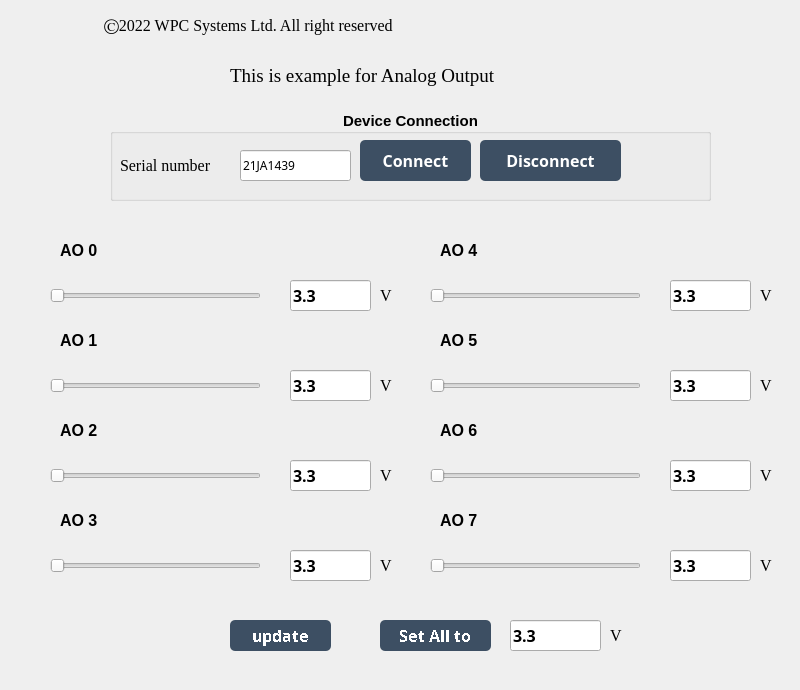
Qt form Examples/GUI/AIO/Example_analog_output/UI_design/example_GUI_Analog_Output.ui (WPC-Systems-Ltd/WPC_Python_driver_release) before a commit.
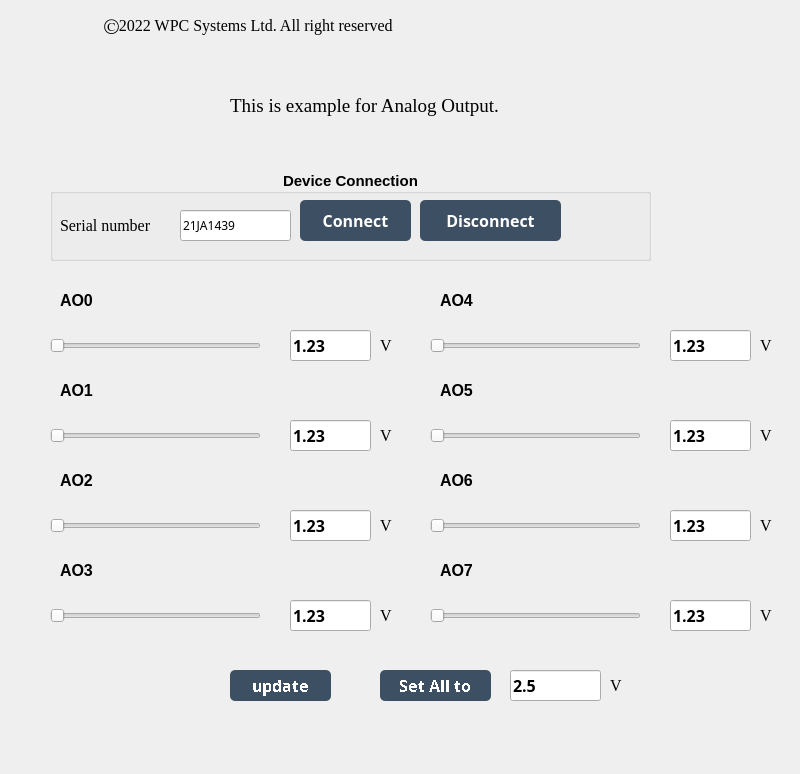
The same form after that commit. Icons and pictures are not drawn.

Commit message: Update AO GUI example code

What changed in the file:
```diff
--- a/Examples/GUI/AIO/Example_analog_output/UI_design/example_GUI_Analog_Output.ui
+++ b/Examples/GUI/AIO/Example_analog_output/UI_design/example_GUI_Analog_Output.ui
@@ -7,7 +7,7 @@
     <x>0</x>
     <y>0</y>
     <width>800</width>
-    <height>690</height>
+    <height>774</height>
    </rect>
   </property>
   <property name="windowTitle">
@@ -56,7 +56,7 @@
     <property name="geometry">
      <rect>
       <x>230</x>
-      <y>60</y>
+      <y>90</y>
       <width>351</width>
       <height>31</height>
      </rect>
@@ -68,14 +68,14 @@
      </font>
     </property>
     <property name="text">
-     <string>This is example for Analog Output</string>
+     <string>This is example for Analog Output.</string>
     </property>
    </widget>
    <widget class="QLineEdit" name="lineEdit0">
     <property name="geometry">
      <rect>
       <x>290</x>
-      <y>280</y>
+      <y>330</y>
       <width>81</width>
       <height>31</height>
      </rect>
@@ -89,14 +89,14 @@
      </font>
     </property>
     <property name="text">
-     <string>3.3</string>
+     <string>1.23</string>
     </property>
    </widget>
    <widget class="QLabel" name="label0">
     <property name="geometry">
      <rect>
       <x>60</x>
-      <y>240</y>
+      <y>290</y>
       <width>61</width>
       <height>21</height>
      </rect>
@@ -109,14 +109,14 @@
      </font>
     </property>
     <property name="text">
-     <string>AO 0</string>
+     <string>AO0</string>
     </property>
    </widget>
    <widget class="QSlider" name="horizontalSlider0">
     <property name="geometry">
      <rect>
       <x>50</x>
-      <y>280</y>
+      <y>330</y>
       <width>211</width>
       <height>31</height>
      </rect>
@@ -129,7 +129,7 @@
     <property name="geometry">
      <rect>
       <x>50</x>
-      <y>370</y>
+      <y>420</y>
       <width>211</width>
       <height>31</height>
      </rect>
@@ -142,7 +142,7 @@
     <property name="geometry">
      <rect>
       <x>60</x>
-      <y>330</y>
+      <y>380</y>
       <width>61</width>
       <height>21</height>
      </rect>
@@ -155,14 +155,14 @@
      </font>
     </property>
     <property name="text">
-     <string>AO 1</string>
+     <string>AO1</string>
     </property>
    </widget>
    <widget class="QLineEdit" name="lineEdit1">
     <property name="geometry">
      <rect>
       <x>290</x>
-      <y>370</y>
+      <y>420</y>
       <width>81</width>
       <height>31</height>
      </rect>
@@ -176,14 +176,14 @@
      </font>
     </property>
     <property name="text">
-     <string>3.3</string>
+     <string>1.23</string>
     </property>
    </widget>
    <widget class="QLineEdit" name="lineEdit2">
     <property name="geometry">
      <rect>
       <x>290</x>
-      <y>460</y>
+      <y>510</y>
       <width>81</width>
       <height>31</height>
      </rect>
@@ -197,14 +197,14 @@
      </font>
     </property>
     <property name="text">
-     <string>3.3</string>
+     <string>1.23</string>
     </property>
    </widget>
    <widget class="QLabel" name="label2">
     <property name="geometry">
      <rect>
       <x>60</x>
-      <y>420</y>
+      <y>470</y>
       <width>61</width>
       <height>21</height>
      </rect>
@@ -217,14 +217,14 @@
      </font>
     </property>
     <property name="text">
-     <string>AO 2</string>
+     <string>AO2</string>
     </property>
    </widget>
    <widget class="QSlider" name="horizontalSlider2">
     <property name="geometry">
      <rect>
       <x>50</x>
-      <y>460</y>
+      <y>510</y>
       <width>211</width>
       <height>31</height>
      </rect>
@@ -237,7 +237,7 @@
     <property name="geometry">
      <rect>
       <x>50</x>
-      <y>550</y>
+      <y>600</y>
       <width>211</width>
       <height>31</height>
      </rect>
@@ -250,7 +250,7 @@
     <property name="geometry">
      <rect>
       <x>60</x>
-      <y>510</y>
+      <y>560</y>
       <width>61</width>
       <height>21</height>
      </rect>
@@ -263,14 +263,14 @@
      </font>
     </property>
     <property name="text">
-     <string>AO 3</string>
+     <string>AO3</string>
     </property>
    </widget>
    <widget class="QLineEdit" name="lineEdit3">
     <property name="geometry">
      <rect>
       <x>290</x>
-      <y>550</y>
+      <y>600</y>
       <width>81</width>
       <height>31</height>
      </rect>
@@ -284,14 +284,14 @@
      </font>
     </property>
     <property name="text">
-     <string>3.3</string>
+     <string>1.23</string>
     </property>
    </widget>
    <widget class="QLineEdit" name="lineEdit7">
     <property name="geometry">
      <rect>
       <x>670</x>
-      <y>550</y>
+      <y>600</y>
       <width>81</width>
       <height>31</height>
      </rect>
@@ -305,14 +305,14 @@
      </font>
     </property>
     <property name="text">
-     <string>3.3</string>
+     <string>1.23</string>
     </property>
    </widget>
    <widget class="QSlider" name="horizontalSlider6">
     <property name="geometry">
      <rect>
       <x>430</x>
-      <y>460</y>
+      <y>510</y>
       <width>211</width>
       <height>31</height>
      </rect>
@@ -325,7 +325,7 @@
     <property name="geometry">
      <rect>
       <x>440</x>
-      <y>240</y>
+      <y>290</y>
       <width>51</width>
       <height>21</height>
      </rect>
@@ -338,14 +338,14 @@
      </font>
     </property>
     <property name="text">
-     <string>AO 4</string>
+     <string>AO4</string>
     </property>
    </widget>
    <widget class="QLabel" name="label6">
     <property name="geometry">
      <rect>
       <x>440</x>
-      <y>420</y>
+      <y>470</y>
       <width>51</width>
       <height>21</height>
      </rect>
@@ -358,14 +358,14 @@
      </font>
     </property>
     <property name="text">
-     <string>AO 6</string>
+     <string>AO6</string>
     </property>
    </widget>
    <widget class="QLineEdit" name="lineEdit4">
     <property name="geometry">
      <rect>
       <x>670</x>
-      <y>280</y>
+      <y>330</y>
       <width>81</width>
       <height>31</height>
      </rect>
@@ -379,14 +379,14 @@
      </font>
     </property>
     <property name="text">
-     <string>3.3</string>
+     <string>1.23</string>
     </property>
    </widget>
    <widget class="QSlider" name="horizontalSlider4">
     <property name="geometry">
      <rect>
       <x>430</x>
-      <y>280</y>
+      <y>330</y>
       <width>211</width>
       <height>31</height>
      </rect>
@@ -399,7 +399,7 @@
     <property name="geometry">
      <rect>
       <x>670</x>
-      <y>460</y>
+      <y>510</y>
       <width>81</width>
       <height>31</height>
      </rect>
@@ -413,14 +413,14 @@
      </font>
     </property>
     <property name="text">
-     <string>3.3</string>
+     <string>1.23</string>
     </property>
    </widget>
    <widget class="QLabel" name="label5">
     <property name="geometry">
      <rect>
       <x>440</x>
-      <y>330</y>
+      <y>380</y>
       <width>51</width>
       <height>21</height>
      </rect>
@@ -433,14 +433,14 @@
      </font>
     </property>
     <property name="text">
-     <string>AO 5</string>
+     <string>AO5</string>
     </property>
    </widget>
    <widget class="QLineEdit" name="lineEdit5">
     <property name="geometry">
      <rect>
       <x>670</x>
-      <y>370</y>
+      <y>420</y>
       <width>81</width>
       <height>31</height>
      </rect>
@@ -454,14 +454,14 @@
      </font>
     </property>
     <property name="text">
-     <string>3.3</string>
+     <string>1.23</string>
     </property>
    </widget>
    <widget class="QSlider" name="horizontalSlider5">
     <property name="geometry">
      <rect>
       <x>430</x>
-      <y>370</y>
+      <y>420</y>
       <width>211</width>
       <height>31</height>
      </rect>
@@ -474,7 +474,7 @@
     <property name="geometry">
      <rect>
       <x>440</x>
-      <y>510</y>
+      <y>560</y>
       <width>61</width>
       <height>21</height>
      </rect>
@@ -487,14 +487,14 @@
      </font>
     </property>
     <property name="text">
-     <string>AO 7</string>
+     <string>AO7</string>
     </property>
    </widget>
    <widget class="QSlider" name="horizontalSlider7">
     <property name="geometry">
      <rect>
       <x>430</x>
-      <y>550</y>
+      <y>600</y>
       <width>211</width>
       <height>31</height>
      </rect>
@@ -507,7 +507,7 @@
     <property name="geometry">
      <rect>
       <x>230</x>
-      <y>620</y>
+      <y>670</y>
       <width>101</width>
       <height>31</height>
      </rect>
@@ -989,7 +989,7 @@
     <property name="geometry">
      <rect>
       <x>380</x>
-      <y>620</y>
+      <y>670</y>
       <width>111</width>
       <height>31</height>
      </rect>
@@ -1471,7 +1471,7 @@
     <property name="geometry">
      <rect>
       <x>510</x>
-      <y>620</y>
+      <y>670</y>
       <width>91</width>
       <height>31</height>
      </rect>
@@ -1485,14 +1485,14 @@
      </font>
     </property>
     <property name="text">
-     <string>3.3</string>
+     <string>2.5</string>
     </property>
    </widget>
    <widget class="QGroupBox" name="groupBox_connection">
     <property name="geometry">
      <rect>
-      <x>110</x>
-      <y>110</y>
+      <x>50</x>
+      <y>170</y>
       <width>601</width>
       <height>91</height>
      </rect>
@@ -1628,7 +1628,7 @@
      <property name="geometry">
       <rect>
        <x>530</x>
-       <y>20</y>
+       <y>23</y>
        <width>51</width>
        <height>51</height>
       </rect>
@@ -1651,7 +1651,7 @@
     <property name="geometry">
      <rect>
       <x>380</x>
-      <y>280</y>
+      <y>330</y>
       <width>21</width>
       <height>31</height>
      </rect>
@@ -1672,7 +1672,7 @@
     <property name="geometry">
      <rect>
       <x>380</x>
-      <y>370</y>
+      <y>420</y>
       <width>21</width>
       <height>31</height>
      </rect>
@@ -1693,7 +1693,7 @@
     <property name="geometry">
      <rect>
       <x>380</x>
-      <y>460</y>
+      <y>510</y>
       <width>21</width>
       <height>31</height>
      </rect>
@@ -1714,7 +1714,7 @@
     <property name="geometry">
      <rect>
       <x>380</x>
-      <y>550</y>
+      <y>600</y>
       <width>21</width>
       <height>31</height>
      </rect>
@@ -1735,7 +1735,7 @@
     <property name="geometry">
      <rect>
       <x>760</x>
-      <y>280</y>
+      <y>330</y>
       <width>21</width>
       <height>31</height>
      </rect>
@@ -1756,7 +1756,7 @@
     <property name="geometry">
      <rect>
       <x>760</x>
-      <y>370</y>
+      <y>420</y>
       <width>21</width>
       <height>31</height>
      </rect>
@@ -1777,7 +1777,7 @@
     <property name="geometry">
      <rect>
       <x>760</x>
-      <y>460</y>
+      <y>510</y>
       <width>21</width>
       <height>31</height>
      </rect>
@@ -1798,7 +1798,7 @@
     <property name="geometry">
      <rect>
       <x>760</x>
-      <y>550</y>
+      <y>600</y>
       <width>21</width>
       <height>31</height>
      </rect>
@@ -1819,7 +1819,7 @@
     <property name="geometry">
      <rect>
       <x>610</x>
-      <y>620</y>
+      <y>670</y>
       <width>21</width>
       <height>31</height>
      </rect>
```
The commit also changes 2 other files.
